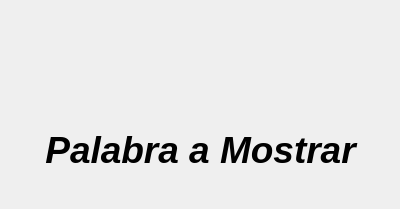
The window that Forms/showthinkingwrited.ui (JohansSosa89/Brain-Cemisid-v1.5) describes before a commit, drawn with Qt 5.
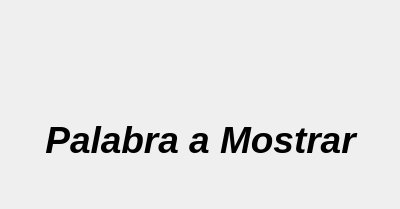
The same window after the commit. Icons and pictures are not drawn.

What changed in the file:
```diff
--- a/Forms/showthinkingwrited.ui
+++ b/Forms/showthinkingwrited.ui
@@ -17,11 +17,18 @@
    <property name="geometry">
     <rect>
      <x>30</x>
-     <y>110</y>
+     <y>100</y>
      <width>341</width>
      <height>81</height>
     </rect>
    </property>
+   <property name="font">
+    <font>
+     <pointsize>36</pointsize>
+     <weight>75</weight>
+     <bold>true</bold>
+    </font>
+   </property>
    <property name="text">
     <string>&lt;html&gt;&lt;head/&gt;&lt;body&gt;&lt;p align=&quot;center&quot;&gt;&lt;span style=&quot; font-size:28pt; font-weight:600; font-style:italic;&quot;&gt;Palabra a Mostrar&lt;/span&gt;&lt;/p&gt;&lt;/body&gt;&lt;/html&gt;</string>
    </property>
```
